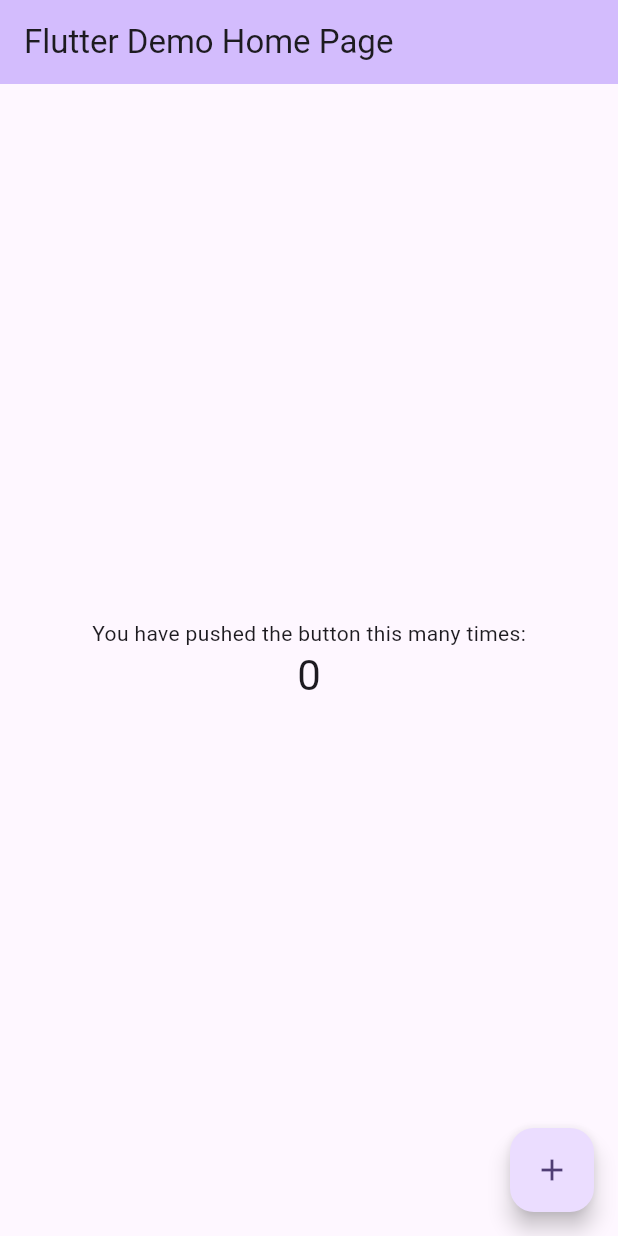
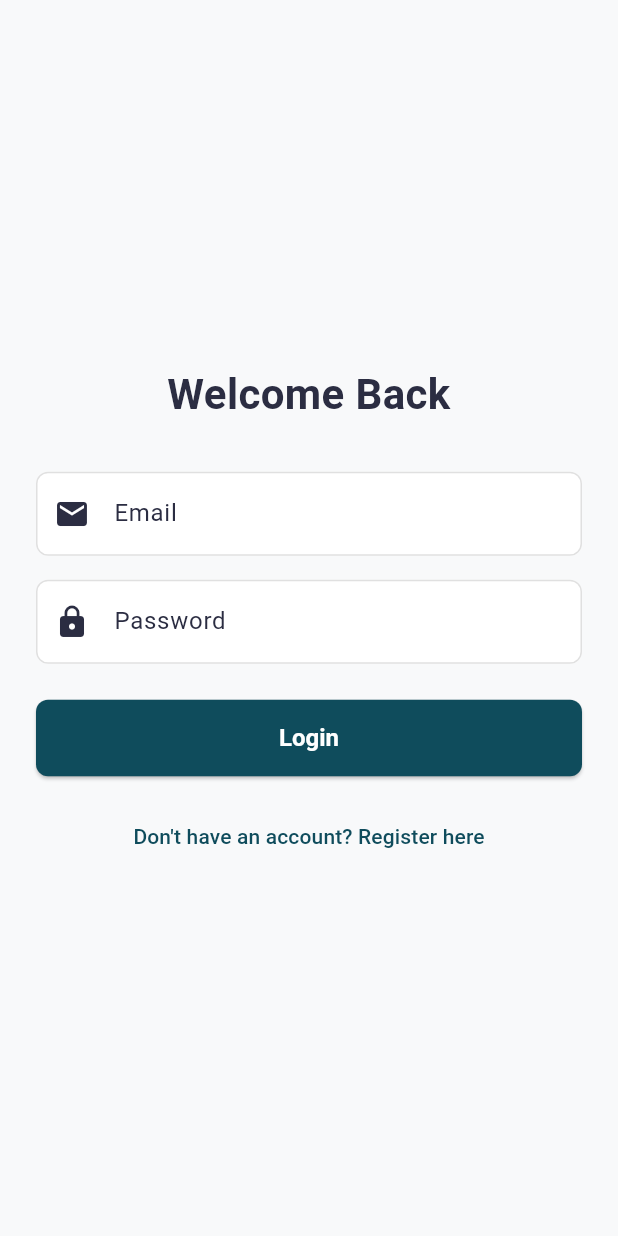
Before and after one commit to Anshara01/hajj-umrah-app, a Flutter app: the screen it shows after launch, on a phone screen of 412 x 824 dp. Run offline on Flutter 3.47's test engine with Material 3 defaults, Android fonts, the phone set to English and light mode, and no system bars; our stand-ins replace firebase_auth, firebase_core, flutter_riverpod, go_router; accounts and stored records are empty.

Commit message:
Implement Phase 1 & Phase 2: Theme, Navigation, Authentication

```diff
--- /dev/null
+++ b/lib/core/constants/app_colors.dart
@@ -0,0 +1,12 @@
+import 'package:flutter/material.dart';
+
+class AppColors {
+  static const primary = Color(0xFF0F4C5C); // Deep Teal/Blue (Islamic aesthetic)
+  static const secondary = Color(0xFFE3B23C); // Gold accent
+  static const background = Color(0xFFF8F9FA); // Off-white
+  static const surface = Colors.white;
+  static const error = Color(0xFFD32F2F);
+
+  static const textPrimary = Color(0xFF2B2D42);
+  static const textSecondary = Color(0xFF8D99AE);
+}
--- /dev/null
+++ b/lib/core/theme/app_theme.dart
@@ -0,0 +1,57 @@
+import 'package:flutter/material.dart';
+import '../constants/app_colors.dart';
+
+class AppTheme {
+  static ThemeData get lightTheme {
+    return ThemeData(
+      primaryColor: AppColors.primary,
+      scaffoldBackgroundColor: AppColors.background,
+      colorScheme: const ColorScheme.light(
+        primary: AppColors.primary,
+        secondary: AppColors.secondary,
+        surface: AppColors.surface,
+        error: AppColors.error,
+        onPrimary: Colors.white,
+        onSecondary: Colors.white,
+        onSurface: AppColors.textPrimary,
+      ),
+      appBarTheme: const AppBarTheme(
+        backgroundColor: AppColors.primary,
+        foregroundColor: Colors.white,
+        elevation: 0,
+        centerTitle: true,
+      ),
+      elevatedButtonTheme: ElevatedButtonThemeData(
+        style: ElevatedButton.styleFrom(
+          backgroundColor: AppColors.primary,
+          foregroundColor: Colors.white,
+          shape: RoundedRectangleBorder(
+            borderRadius: BorderRadius.circular(8),
+          ),
+          padding: const EdgeInsets.symmetric(vertical: 16),
+          textStyle: const TextStyle(
+            fontSize: 16,
+            fontWeight: FontWeight.w600,
+          ),
+        ),
+      ),
+      inputDecorationTheme: InputDecorationTheme(
+        filled: true,
+        fillColor: AppColors.surface,
+        border: OutlineInputBorder(
+          borderRadius: BorderRadius.circular(8),
+          borderSide: const BorderSide(color: Colors.grey),
+        ),
+        enabledBorder: OutlineInputBorder(
+          borderRadius: BorderRadius.circular(8),
+          borderSide: BorderSide(color: Colors.grey.shade300),
+        ),
+        focusedBorder: OutlineInputBorder(
+          borderRadius: BorderRadius.circular(8),
+          borderSide: const BorderSide(color: AppColors.primary),
+        ),
+        contentPadding: const EdgeInsets.symmetric(horizontal: 16, vertical: 16),
+      ),
+    );
+  }
+}
--- /dev/null
+++ b/lib/core/utils/app_router.dart
@@ -0,0 +1,40 @@
+import 'package:flutter/material.dart';
+import 'package:flutter_riverpod/flutter_riverpod.dart';
+import 'package:go_router/go_router.dart';
+import '../../features/auth/auth_provider.dart';
+import '../../features/auth/login_screen.dart';
+import '../../features/auth/register_screen.dart';
+import '../../features/packages/home_screen.dart';
+
+final routerProvider = Provider<GoRouter>((ref) {
+  final authState = ref.watch(authStateProvider);
+
+  return GoRouter(
+    initialLocation: '/login',
+    redirect: (context, state) {
+      // If auth state is still loading, do nothing
+      if (authState.isLoading) return null;
+
+      final isAuth = authState.valueOrNull != null;
+      final isLoggingIn = state.uri.path == '/login' || state.uri.path == '/register';
+
+      if (!isAuth && !isLoggingIn) return '/login';
+      if (isAuth && isLoggingIn) return '/';
+      return null;
+    },
+    routes: [
+      GoRoute(
+        path: '/login',
+        builder: (context, state) => const LoginScreen(),
+      ),
+      GoRoute(
+        path: '/register',
+        builder: (context, state) => const RegisterScreen(),
+      ),
+      GoRoute(
+        path: '/',
+        builder: (context, state) => const HomeScreen(),
+      ),
+    ],
+  );
+});
--- /dev/null
+++ b/lib/features/auth/auth_service.dart
@@ -0,0 +1,28 @@
+import 'package:firebase_auth/firebase_auth.dart';
+import 'package:flutter_riverpod/flutter_riverpod.dart';
+
+final authServiceProvider = Provider<AuthService>((ref) {
+  return AuthService(FirebaseAuth.instance);
+});
+
+class AuthService {
+  final FirebaseAuth _auth;
+
+  AuthService(this._auth);
+
+  Stream<User?> get authStateChanges => _auth.authStateChanges();
+
+  User? get currentUser => _auth.currentUser;
+
+  Future<UserCredential> signInWithEmail(String email, String password) async {
+    return await _auth.signInWithEmailAndPassword(email: email, password: password);
+  }
+
+  Future<UserCredential> registerWithEmail(String email, String password) async {
+    return await _auth.createUserWithEmailAndPassword(email: email, password: password);
+  }
+
+  Future<void> signOut() async {
+    await _auth.signOut();
+  }
+}
--- /dev/null
+++ b/lib/features/auth/login_screen.dart
@@ -0,0 +1,81 @@
+import 'package:flutter/material.dart';
+import 'package:flutter_riverpod/flutter_riverpod.dart';
+import 'package:go_router/go_router.dart';
+import 'auth_service.dart';
+
+class LoginScreen extends ConsumerStatefulWidget {
+  const LoginScreen({super.key});
+
+  @override
+  ConsumerState<LoginScreen> createState() => _LoginScreenState();
+}
+
+class _LoginScreenState extends ConsumerState<LoginScreen> {
+  final _emailController = TextEditingController();
+  final _passwordController = TextEditingController();
+  bool _isLoading = false;
+
+  void _login() async {
+    setState(() => _isLoading = true);
+    try {
+      await ref.read(authServiceProvider).signInWithEmail(
+        _emailController.text.trim(),
+        _passwordController.text.trim(),
+      );
+    } catch (e) {
+      if (mounted) {
+        ScaffoldMessenger.of(context).showSnackBar(
+          SnackBar(content: Text(e.toString())),
+        );
+      }
+    } finally {
+      if (mounted) setState(() => _isLoading = false);
+    }
+  }
+
+  @override
+  Widget build(BuildContext context) {
+    return Scaffold(
+      body: SafeArea(
+        child: Padding(
+          padding: const EdgeInsets.all(24.0),
+          child: Column(
+            mainAxisAlignment: MainAxisAlignment.center,
+            crossAxisAlignment: CrossAxisAlignment.stretch,
+            children: [
+              const Text(
+                'Welcome Back',
+                style: TextStyle(fontSize: 28, fontWeight: FontWeight.bold),
+                textAlign: TextAlign.center,
+              ),
+              const SizedBox(height: 32),
+              TextField(
+                controller: _emailController,
+                decoration: const InputDecoration(labelText: 'Email', prefixIcon: Icon(Icons.email)),
+                keyboardType: TextInputType.emailAddress,
+              ),
+              const SizedBox(height: 16),
+              TextField(
+                controller: _passwordController,
+                decoration: const InputDecoration(labelText: 'Password', prefixIcon: Icon(Icons.lock)),
+                obscureText: true,
+              ),
+              const SizedBox(height: 24),
+              ElevatedButton(
+                onPressed: _isLoading ? null : _login,
+                child: _isLoading
+                    ? const CircularProgressIndicator(color: Colors.white)
+                    : const Text('Login'),
+              ),
+              const SizedBox(height: 16),
+              TextButton(
+                onPressed: () => context.push('/register'),
+                child: const Text('Don\'t have an account? Register here'),
+              ),
+            ],
+          ),
+        ),
+      ),
+    );
+  }
+}
--- a/lib/main.dart
+++ b/lib/main.dart
@@ -1,122 +1,31 @@
 import 'package:flutter/material.dart';
+import 'package:firebase_core/firebase_core.dart';
+import 'package:flutter_riverpod/flutter_riverpod.dart';
+import 'core/theme/app_theme.dart';
+import 'core/utils/app_router.dart';
 
-void main() {
-  runApp(const MyApp());
+void main() async {
+  WidgetsFlutterBinding.ensureInitialized();
+  await Firebase.initializeApp();
+  runApp(
+    const ProviderScope(
+      child: MyApp(),
+    ),
+  );
 }
 
-class MyApp extends StatelessWidget {
+class MyApp extends ConsumerWidget {
   const MyApp({super.key});
 
-  // This widget is the root of your application.
   @override
-  Widget build(BuildContext context) {
-    return MaterialApp(
-      title: 'Flutter Demo',
-      theme: ThemeData(
-        // This is the theme of your application.
-        //
-        // TRY THIS: Try running your application with "flutter run". You'll see
-        // the application has a purple toolbar. Then, without quitting the app,
-        // try changing the seedColor in the colorScheme below to Colors.green
-        // and then invoke "hot reload" (save your changes or press the "hot
-        // reload" button in a Flutter-supported IDE, or press "r" if you used
-        // the command line to start the app).
-        //
-        // Notice that the counter didn't reset back to zero; the application
-        // state is not lost during the reload. To reset the state, use hot
-        // restart instead.
-        //
-        // This works for code too, not just values: Most code changes can be
-        // tested with just a hot reload.
-        colorScheme: ColorScheme.fromSeed(seedColor: Colors.deepPurple),
-      ),
-      home: const MyHomePage(title: 'Flutter Demo Home Page'),
+  Widget build(BuildContext context, WidgetRef ref) {
+    final router = ref.watch(routerProvider);
+
+    return MaterialApp.router(
+      title: 'Hajj & Umrah Booking',
+      theme: AppTheme.lightTheme,
+      routerConfig: router,
+      debugShowCheckedModeBanner: false,
     );
   }
 }
-
-class MyHomePage extends StatefulWidget {
-  const MyHomePage({super.key, required this.title});
-
-  // This widget is the home page of your application. It is stateful, meaning
-  // that it has a State object (defined below) that contains fields that affect
-  // how it looks.
-
-  // This class is the configuration for the state. It holds the values (in this
-  // case the title) provided by the parent (in this case the App widget) and
-  // used by the build method of the State. Fields in a Widget subclass are
-  // always marked "final".
-
-  final String title;
-
-  @override
-  State<MyHomePage> createState() => _MyHomePageState();
-}
-
-class _MyHomePageState extends State<MyHomePage> {
-  int _counter = 0;
-
-  void _incrementCounter() {
-    setState(() {
-      // This call to setState tells the Flutter framework that something has
-      // changed in this State, which causes it to rerun the build method below
-      // so that the display can reflect the updated values. If we changed
-      // _counter without calling setState(), then the build method would not be
-      // called again, and so nothing would appear to happen.
-      _counter++;
-    });
-  }
-
-  @override
-  Widget build(BuildContext context) {
-    // This method is rerun every time setState is called, for instance as done
-    // by the _incrementCounter method above.
-    //
-    // The Flutter framework has been optimized to make rerunning build methods
-    // fast, so that you can just rebuild anything that needs updating rather
-    // than having to individually change instances of widgets.
-    return Scaffold(
-      appBar: AppBar(
-        // TRY THIS: Try changing the color here to a specific color (to
-        // Colors.amber, perhaps?) and trigger a hot reload to see the AppBar
-        // change color while the other colors stay the same.
-        backgroundColor: Theme.of(context).colorScheme.inversePrimary,
-        // Here we take the value from the MyHomePage object that was created by
-        // the App.build method, and use it to set our appbar title.
-        title: Text(widget.title),
-      ),
-      body: Center(
-        // Center is a layout widget. It takes a single child and positions it
-        // in the middle of the parent.
-        child: Column(
-          // Column is also a layout widget. It takes a list of children and
-          // arranges them vertically. By default, it sizes itself to fit its
-          // children horizontally, and tries to be as tall as its parent.
-          //
-          // Column has various properties to control how it sizes itself and
-          // how it positions its children. Here we use mainAxisAlignment to
-          // center the children vertically; the main axis here is the vertical
-          // axis because Columns are vertical (the cross axis would be
-          // horizontal).
-          //
-          // TRY THIS: Invoke "debug painting" (choose the "Toggle Debug Paint"
-          // action in the IDE, or press "p" in the console), to see the
-          // wireframe for each widget.
-          mainAxisAlignment: MainAxisAlignment.center,
-          children: <Widget>[
-            const Text('You have pushed the button this many times:'),
-            Text(
-              '$_counter',
-              style: Theme.of(context).textTheme.headlineMedium,
-            ),
-          ],
-        ),
-      ),
-      floatingActionButton: FloatingActionButton(
-        onPressed: _incrementCounter,
-        tooltip: 'Increment',
-        child: const Icon(Icons.add),
-      ), // This trailing comma makes auto-formatting nicer for build methods.
-    );
-  }
-}
```
Also changed, not shown: lib/features/auth/auth_provider.dart (added, +7 -0 lines), lib/features/auth/register_screen.dart (added, +72 -0 lines), lib/features/packages/home_screen.dart (added, +17 -0 lines), firebase.json (added), lib/firebase_options.dart (added), 3 other files.
